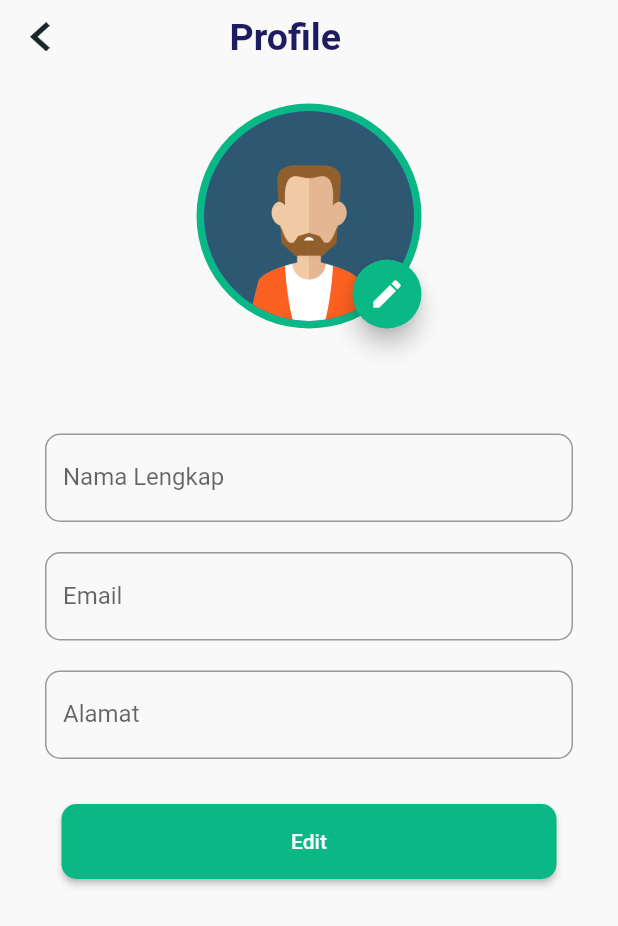
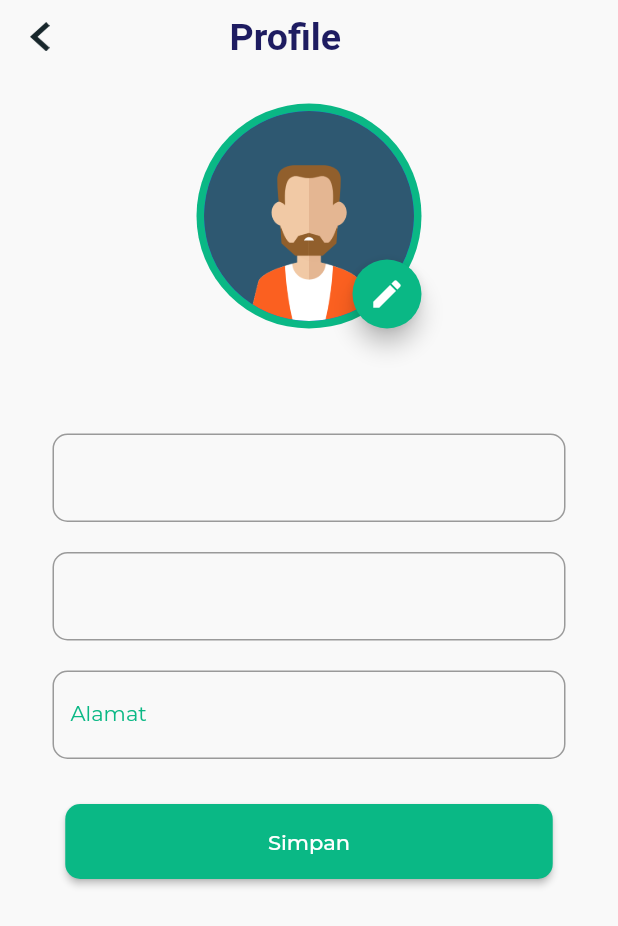
Before and after one commit to khrisnandika/HealthCare-Firebase, a Flutter app: the AkunProfil screen opened directly, after a tap on "Edit", on a phone screen of 412 x 824 dp. Shown: the top 926 px of the screen. Run offline on Flutter 3.47's test engine with Material 2 defaults, Android fonts, the phone set to English and light mode, and no system bars; our stand-ins replace animated_splash_screen, cloud_firestore, firebase_auth, firebase_core, firebase_storage, flutter_svg and 4 more; accounts and stored records are empty.

Commit message:
update&read profile

```diff
--- a/lib/ChatRoom.dart/chat.dart
+++ b/lib/ChatRoom.dart/chat.dart
@@ -116,6 +116,10 @@
                 SizedBox(
                   height: size.height / 50,
                 ),
+                // Text(userMap!['nama']),
+                SizedBox(
+                  height: 20,
+                ),
                 new SizedBox(
                   height: 40,
                   width: 100,
--- a/lib/akun.dart
+++ b/lib/Profile/akun.dart
@@ -1,12 +1,15 @@
+import 'package:cloud_firestore/cloud_firestore.dart';
 import 'package:final_project/Authenticate/methods.dart';
+import 'package:final_project/Profile/edit_akun.dart';
+import 'package:final_project/Profile/setting.dart';
 import 'package:firebase_auth/firebase_auth.dart';
+import 'package:firebase_core/firebase_core.dart';
+import 'package:firebase_storage/firebase_storage.dart';
 import 'package:flutter/material.dart';
 import 'package:get/get.dart';
 import 'package:google_fonts/google_fonts.dart';
 import 'package:final_project/constant.dart';
-import 'package:final_project/edit_akun.dart';
 import 'package:final_project/global.dart';
-import 'package:final_project/setting.dart';
 
 class AkunProfil extends StatefulWidget {
   @override
@@ -15,8 +18,20 @@
 
 class _AkunProfilState extends State<AkunProfil> {
   final global = Global();
-  Future<void> _signOut() async {
-    await FirebaseAuth.instance.signOut();
+  final FirebaseAuth _auth = FirebaseAuth.instance;
+  final FirebaseFirestore _firestore = FirebaseFirestore.instance;
+  final User? user = FirebaseAuth.instance.currentUser;
+
+  final TextEditingController _namaController = TextEditingController();
+  final TextEditingController _emailController = TextEditingController();
+  final TextEditingController _alamatController = TextEditingController();
+
+  Future getDocId() async {
+    var result = await _firestore
+        .collection('user_details')
+        .where('uid', isEqualTo: user?.uid)
+        .get();
+    setState(() {});
   }
 
   @override
@@ -68,7 +83,7 @@
               height: 20,
             ),
             Text(
-              'Krisna Choiril Andika',
+              user!.displayName!,
               style: TextStyle(
                 color: kTitleTextColor,
                 fontSize: 20,
@@ -78,7 +93,12 @@
             SizedBox(
               height: 5,
             ),
-            Text('khrisnandika@gmail.com'),
+            Text(
+              user!.email!,
+              style: TextStyle(
+                fontSize: 17,
+              ),
+            ),
             SizedBox(
               height: 20,
             ),
@@ -110,10 +130,10 @@
               children: [
                 Container(
                   width: 450,
-                  height: 80,
+                  height: 75,
                   child: Padding(
                     padding: EdgeInsets.symmetric(
-                      horizontal: 30,
+                      horizontal: 40,
                       vertical: 10,
                     ),
                     child: TextButton(
@@ -139,7 +159,7 @@
                               image: AssetImage(
                                 'assets/icons/setting.png',
                               ),
-                              width: 30,
+                              width: 25,
                             ),
                           ),
                           SizedBox(
@@ -149,7 +169,7 @@
                             'Setting',
                             style: GoogleFonts.montserrat(
                                 color: kTitleTextColor,
-                                fontSize: 20,
+                                fontSize: 18,
                                 fontWeight: FontWeight.w400),
                           ),
                         ],
@@ -163,10 +183,10 @@
               children: [
                 Container(
                   width: 450,
-                  height: 80,
+                  height: 75,
                   child: Padding(
                     padding: EdgeInsets.symmetric(
-                      horizontal: 30,
+                      horizontal: 40,
                       vertical: 10,
                     ),
                     child: TextButton(
@@ -186,7 +206,7 @@
                               image: AssetImage(
                                 'assets/icons/logout.png',
                               ),
-                              width: 30,
+                              width: 25,
                             ),
                           ),
                           SizedBox(
@@ -196,7 +216,7 @@
                             'Logout',
                             style: GoogleFonts.montserrat(
                                 color: kTitleTextColor,
-                                fontSize: 20,
+                                fontSize: 18,
                                 fontWeight: FontWeight.w400),
                           ),
                         ],
--- a/lib/edit_akun.dart
+++ b/lib/Profile/edit_akun.dart
@@ -1,15 +1,38 @@
+import 'package:cloud_firestore/cloud_firestore.dart';
+import 'package:final_project/Profile/akun.dart';
+import 'package:firebase_auth/firebase_auth.dart';
+import 'package:firebase_core/firebase_core.dart';
 import 'package:flutter/material.dart';
-import 'package:flutter/src/widgets/container.dart';
-import 'package:flutter/src/widgets/framework.dart';
 import 'package:get/get.dart';
 import 'package:google_fonts/google_fonts.dart';
-import 'package:final_project/akun.dart';
 import 'package:final_project/constant.dart';
-import 'package:final_project/edit_akun.dart';
 import 'package:final_project/global.dart';
 
-class EditAkun extends StatelessWidget {
+class EditAkun extends StatefulWidget {
+  @override
+  State<EditAkun> createState() => _EditAkunState();
+}
+
+class _EditAkunState extends State<EditAkun> {
   final global = Global();
+
+  final FirebaseFirestore _firebaseFirestore = FirebaseFirestore.instance;
+  final User? user = FirebaseAuth.instance.currentUser;
+
+  final TextEditingController _namaController = TextEditingController();
+
+  String alamat = '';
+
+  Future getDocId() async {
+    var result = await _firebaseFirestore
+        .collection('user_details')
+        .where('uid', isEqualTo: user?.uid)
+        .get();
+    setState(() {
+      alamat = result.docs[0]['alamat'];
+    });
+  }
+
   @override
   Widget build(BuildContext context) {
     return Scaffold(
@@ -84,7 +107,9 @@
                       height: 46,
                       width: 46,
                       child: FloatingActionButton(
-                        onPressed: () {},
+                        onPressed: () {
+
+                        },
                         child: Icon(
                           Icons.edit,
                         ),
@@ -103,7 +128,36 @@
             ),
             Padding(
               padding: EdgeInsets.symmetric(
-                horizontal: 30,
+                horizontal: 35,
+                vertical: 10,
+              ),
+              child: TextField(
+                controller: _namaController,
+                decoration: InputDecoration(
+                  border: OutlineInputBorder(
+                    borderRadius: new BorderRadius.circular(10),
+                  ),
+                  focusedBorder: new OutlineInputBorder(
+                    borderRadius: new BorderRadius.circular(10),
+                    borderSide: BorderSide(
+                      color: kHealthCareColor,
+                    ),
+                  ),
+                  // labelText: 'Nama Lengkap',
+                  // labelStyle: GoogleFonts.montserrat(
+                  //   color: kHealthCareColor,
+                  //   fontSize: 14
+                  // ),
+                  hintText: user!.displayName!,
+                  hintStyle: GoogleFonts.montserrat(
+                    fontSize: 14
+                  )
+                ),
+              ),
+            ),
+            Padding(
+              padding: EdgeInsets.symmetric(
+                horizontal: 35,
                 vertical: 10,
               ),
               child: TextField(
@@ -117,35 +171,21 @@
                       color: kHealthCareColor,
                     ),
                   ),
-                  labelText: 'Nama Lengkap',
-                  hintText: 'masukkan nama lengkap anda',
+                  // labelText: 'Email',
+                  // labelStyle: GoogleFonts.montserrat(
+                  //   color: kHealthCareColor,
+                  //   fontSize: 14
+                  // ),
+                  hintText: user!.email!,
+                  hintStyle: GoogleFonts.montserrat(
+                    fontSize: 14
+                  )
                 ),
               ),
             ),
             Padding(
               padding: EdgeInsets.symmetric(
-                horizontal: 30,
-                vertical: 10,
-              ),
-              child: TextField(
-                decoration: InputDecoration(
-                  border: OutlineInputBorder(
-                    borderRadius: new BorderRadius.circular(10),
-                  ),
-                  focusedBorder: new OutlineInputBorder(
-                    borderRadius: new BorderRadius.circular(10),
-                    borderSide: BorderSide(
-                      color: kHealthCareColor,
-                    ),
-                  ),
-                  labelText: 'Email',
-                  hintText: 'masukkan nama lengkap anda',
-                ),
-              ),
-            ),
-            Padding(
-              padding: EdgeInsets.symmetric(
-                horizontal: 30,
+                horizontal: 35,
                 vertical: 10,
               ),
               child: TextField(
@@ -160,7 +200,14 @@
                     ),
                   ),
                   labelText: 'Alamat',
-                  hintText: 'masukkan nama lengkap anda',
+                  labelStyle: GoogleFonts.montserrat(
+                    color: kHealthCareColor,
+                    fontSize: 14
+                  ),
+                  hintText: 'masukkan alamat lengkap anda',
+                  hintStyle: GoogleFonts.montserrat(
+                    fontSize: 14
+                  )
                 ),
               ),
             ),
@@ -169,16 +216,21 @@
             ),
             new SizedBox(
               height: 50,
-              width: 330,
+              width: 325,
               child: ElevatedButton(
-                onPressed: () {},
+                onPressed: () {
+                  user?.updateDisplayName(_namaController.text);
+                },
                 style: ElevatedButton.styleFrom(
                   backgroundColor: kHealthCareColor,
                   shape: RoundedRectangleBorder(
                     borderRadius: BorderRadius.circular(10),
                   ),
                 ),
-                child: Text('Edit'),
+                child: Text('Simpan',
+                style: GoogleFonts.montserrat(
+                  fontWeight: FontWeight.w500,
+                ),),
               ),
             ),
           ],
--- a/lib/home.dart
+++ b/lib/home.dart
@@ -1,8 +1,8 @@
+import 'package:final_project/Profile/akun.dart';
 import 'package:flutter/material.dart';
 import 'package:flutter_svg/svg.dart';
 import 'package:flutter_svg/flutter_svg.dart';
 import 'package:google_nav_bar/google_nav_bar.dart';
-import 'package:final_project/akun.dart';
 import 'package:final_project/ChatRoom.dart/chat.dart';
 import 'package:final_project/Components/category_card.dart';
 import 'package:final_project/Components/perawat_card.dart';
```
Also changed, not shown: lib/Profile/setting.dart (added, +124 -0 lines), lib/detail_chat.dart (deleted, +0 -20 lines), lib/setting.dart (deleted, +0 -123 lines).
